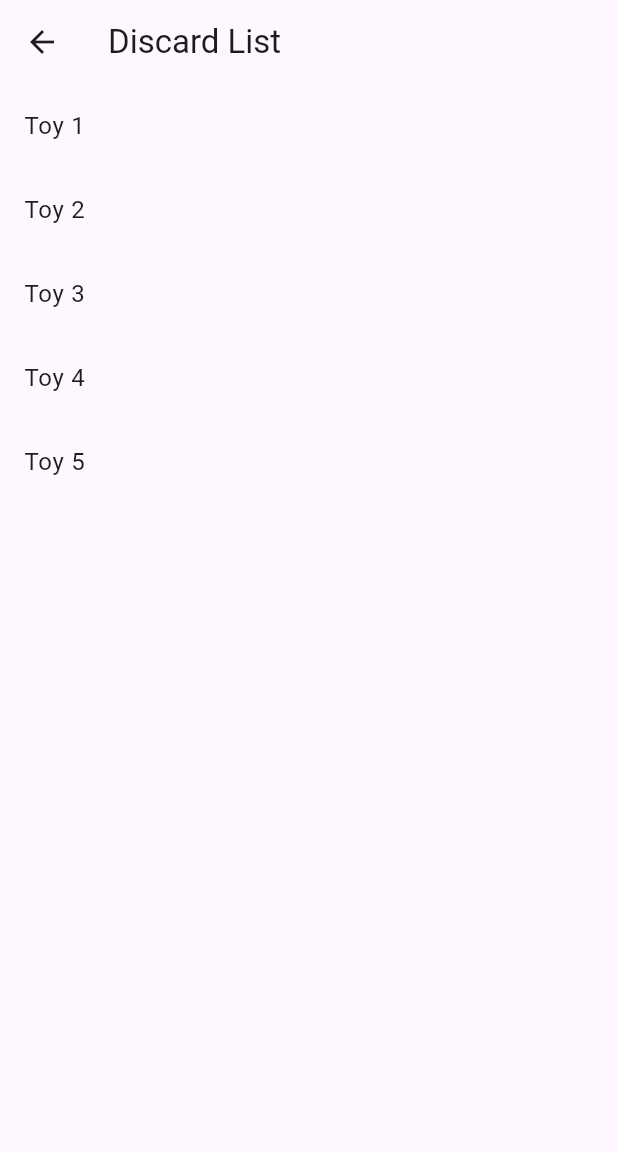
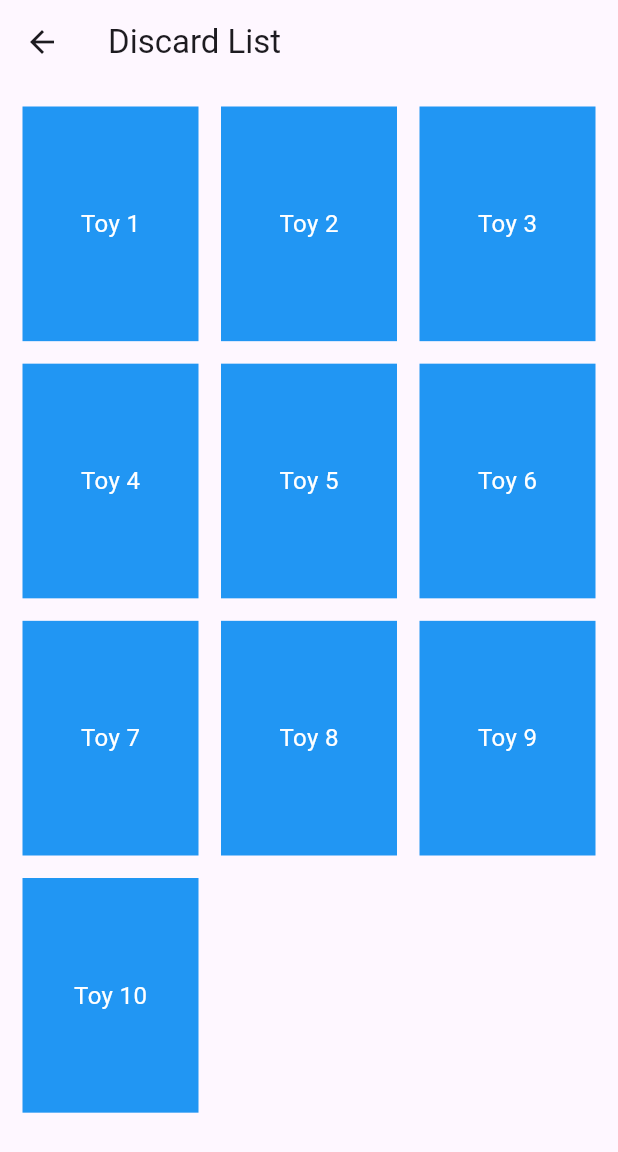
Before and after one commit to ibhaze/Toy-Exchange-Application, a Flutter app: the DiscardListScreen screen opened directly, on a phone screen of 412 x 824 dp. Shown: the top 1152 px of the screen. Run offline on Flutter 3.47's test engine with Material 3 defaults, Android fonts, the phone set to English and light mode, and no system bars; our stand-ins replace image_picker.

Commit message:
[feat]discard list layout

```diff
--- a/wishntoss/lib/discard_add_screen.dart
+++ b/wishntoss/lib/discard_add_screen.dart
@@ -1,8 +1,8 @@
 import 'dart:io';
 import 'package:flutter/material.dart';
 import 'package:image_picker/image_picker.dart';
-import 'discard_list_screen.dart'; // discard_list_screen import
 
+//Discard Add Screen
 class DiscardScreen extends StatefulWidget {
   const DiscardScreen({super.key});
 
@@ -61,19 +61,6 @@ class _DiscardScreenState extends State<DiscardScreen> {
               onPressed: _pickImageFromGallery,
               child: const Text('Pick Image from Gallery'),
             ),
-            const SizedBox(height: 20),
-            ElevatedButton(
-              onPressed: () {
-                // DiscardListScreen으로 이동
-                Navigator.push(
-                  context,
-                  MaterialPageRoute(
-                    builder: (context) => const DiscardListScreen(),
-                  ),
-                );
-              },
-              child: const Text('Go to Discard List'),
-            ),
           ],
         ),
       ),
--- a/wishntoss/lib/discard_list_screen.dart
+++ b/wishntoss/lib/discard_list_screen.dart
@@ -5,26 +5,47 @@ class DiscardListScreen extends StatelessWidget {
 
   @override
   Widget build(BuildContext context) {
-    //list of toys
     final List<String> discardedItems = [
       'Toy 1',
       'Toy 2',
       'Toy 3',
       'Toy 4',
       'Toy 5',
+      'Toy 6',
+      'Toy 7',
+      'Toy 8',
+      'Toy 9',
+      'Toy 10',
     ];
 
     return Scaffold(
       appBar: AppBar(
         title: const Text('Discard List'),
       ),
-      body: ListView.builder(
-        itemCount: discardedItems.length,
-        itemBuilder: (context, index) {
-          return ListTile(
-            title: Text(discardedItems[index]),
-          );
-        },
+      body: Padding(
+        padding: const EdgeInsets.all(15.0),
+        child: GridView.builder(
+          gridDelegate: const SliverGridDelegateWithFixedCrossAxisCount(
+            crossAxisCount: 3,
+            crossAxisSpacing: 15.0,
+            mainAxisSpacing: 15.0,
+            childAspectRatio: 3/4,
+          ),
+          itemCount: discardedItems.length,
+          itemBuilder: (context, index) {
+            return Container(
+              decoration: BoxDecoration(
+                color: Colors.blue,
+              ),
+              child: Center(
+                child: Text(
+                  discardedItems[index],
+                  style: const TextStyle(color: Colors.white, fontSize: 16),
+                ),
+              ),
+            );
+          },
+        ),
       ),
     );
   }
--- a/wishntoss/lib/main.dart
+++ b/wishntoss/lib/main.dart
@@ -1,5 +1,5 @@
 import 'package:flutter/material.dart';
-import 'discard_add_screen.dart';
+import 'discard_list_screen.dart';
 
 void main() {
   runApp(const MyApp());
@@ -35,7 +35,7 @@ class MyHomePage extends StatelessWidget {
           onPressed: () {
             Navigator.push(
               context,
-              MaterialPageRoute(builder: (context) => const DiscardScreen()),
+              MaterialPageRoute(builder: (context) => const DiscardListScreen()),
             );
           },
           child: const Text('Go to Discard Screen'),
```
